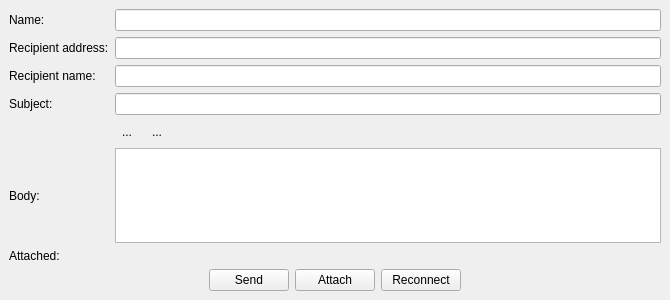
Old version of the form Lab4/SMTPSender/mainwindow.ui in the repository rodimov/NetworksLabs_SUT.
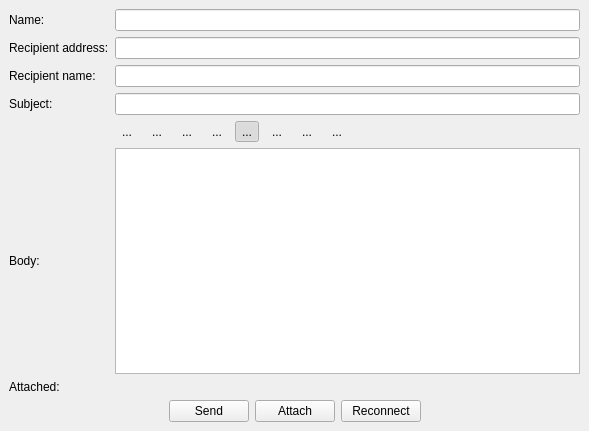
New version of the form. Icons and pictures are not drawn.

Diff of the .ui file:
```diff
--- a/Lab4/SMTPSender/mainwindow.ui
+++ b/Lab4/SMTPSender/mainwindow.ui
@@ -6,8 +6,8 @@
    <rect>
     <x>0</x>
     <y>0</y>
-    <width>670</width>
-    <height>300</height>
+    <width>589</width>
+    <height>431</height>
    </rect>
   </property>
   <property name="windowTitle">
@@ -166,6 +166,123 @@
         </property>
        </widget>
       </item>
+      <item>
+       <widget class="QToolButton" name="color">
+        <property name="toolTip">
+         <string>Text color</string>
+        </property>
+        <property name="text">
+         <string>...</string>
+        </property>
+        <property name="icon">
+         <iconset resource="resource.qrc">
+          <normaloff>:/resources/color.png</normaloff>:/resources/color.png</iconset>
+        </property>
+        <property name="autoRaise">
+         <bool>true</bool>
+        </property>
+       </widget>
+      </item>
+      <item>
+       <widget class="QToolButton" name="backgroundColor">
+        <property name="toolTip">
+         <string>Background color</string>
+        </property>
+        <property name="text">
+         <string>...</string>
+        </property>
+        <property name="icon">
+         <iconset resource="resource.qrc">
+          <normaloff>:/resources/bg_color.png</normaloff>:/resources/bg_color.png</iconset>
+        </property>
+        <property name="autoRaise">
+         <bool>true</bool>
+        </property>
+       </widget>
+      </item>
+      <item>
+       <widget class="QToolButton" name="alignLeft">
+        <property name="toolTip">
+         <string>Align left</string>
+        </property>
+        <property name="text">
+         <string>...</string>
+        </property>
+        <property name="icon">
+         <iconset resource="resource.qrc">
+          <normaloff>:/resources/alignLeft.png</normaloff>:/resources/alignLeft.png</iconset>
+        </property>
+        <property name="checkable">
+         <bool>true</bool>
+        </property>
+        <property name="checked">
+         <bool>true</bool>
+        </property>
+        <property name="autoRaise">
+         <bool>true</bool>
+        </property>
+       </widget>
+      </item>
+      <item>
+       <widget class="QToolButton" name="alignCenter">
+        <property name="toolTip">
+         <string>Align center</string>
+        </property>
+        <property name="text">
+         <string>...</string>
+        </property>
+        <property name="icon">
+         <iconset resource="resource.qrc">
+          <normaloff>:/resources/alignCenter.png</normaloff>:/resources/alignCenter.png</iconset>
+        </property>
+        <property name="checkable">
+         <bool>true</bool>
+        </property>
+        <property name="autoRaise">
+         <bool>true</bool>
+        </property>
+       </widget>
+      </item>
+      <item>
+       <widget class="QToolButton" name="alignRight">
+        <property name="toolTip">
+         <string>Align right</string>
+        </property>
+        <property name="text">
+         <string>...</string>
+        </property>
+        <property name="icon">
+         <iconset resource="resource.qrc">
+          <normaloff>:/resources/alignRight.png</normaloff>:/resources/alignRight.png</iconset>
+        </property>
+        <property name="checkable">
+         <bool>true</bool>
+        </property>
+        <property name="autoRaise">
+         <bool>true</bool>
+        </property>
+       </widget>
+      </item>
+      <item>
+       <widget class="QToolButton" name="alignJustify">
+        <property name="toolTip">
+         <string>Align justify</string>
+        </property>
+        <property name="text">
+         <string>...</string>
+        </property>
+        <property name="icon">
+         <iconset resource="resource.qrc">
+          <normaloff>:/resources/alignJustify.png</normaloff>:/resources/alignJustify.png</iconset>
+        </property>
+        <property name="checkable">
+         <bool>true</bool>
+        </property>
+        <property name="autoRaise">
+         <bool>true</bool>
+        </property>
+       </widget>
+      </item>
       <item>
        <spacer name="horizontalSpacer_3">
         <property name="orientation">
```
Left out of the diff: 6 changed lines with no effect on the pictures.
